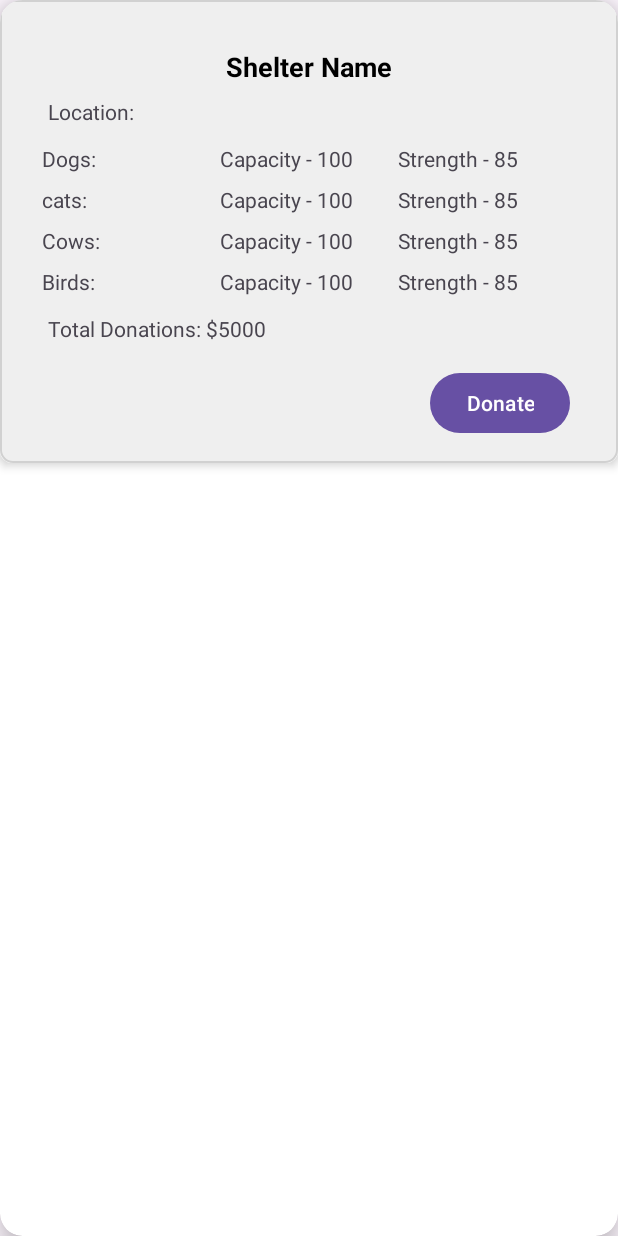
After one commit to CoderAbhi27/WaggingBuddies, an Android app: the layout shelter_card.xml on its own in the app's theme, with its tools: preview values and no code run, on a phone screen of 412 x 824 dp. The commit adds this screen. Run offline under Robolectric (Android 15) with nearby library versions, the phone set to English and light mode, and no system bars.

Commit message:
shelter card

```diff
--- a/app/src/main/java/com/example/waggingbuddies/DataClass/PetsDataClass.kt
+++ b/app/src/main/java/com/example/waggingbuddies/DataClass/PetsDataClass.kt
@@ -1,4 +1,6 @@
 package com.example.waggingbuddies.DataClass
+
+import android.media.Image
 
 data class PetsDataClass (
     val petType: String,
--- /dev/null
+++ b/app/src/main/res/drawable/card_background.xml
@@ -0,0 +1,18 @@
+<?xml version="1.0" encoding="utf-8"?>
+<layer-list xmlns:android="http://schemas.android.com/apk/res/android">
+    <item android:top="4dp">
+        <shape android:shape="rectangle">
+            <solid android:color="#FFFFFF" />
+            <corners android:radius="8dp" />
+        </shape>
+    </item>
+    <item>
+        <shape android:shape="rectangle">
+            <solid android:color="#EFEFEF" />
+            <corners android:radius="8dp" />
+            <stroke
+                android:width="1dp"
+                android:color="#D1D1D1" />
+        </shape>
+    </item>
+</layer-list>
--- a/app/src/main/res/layout/fragment_donate_to_shelters.xml
+++ b/app/src/main/res/layout/fragment_donate_to_shelters.xml
@@ -1,14 +1,22 @@
 <?xml version="1.0" encoding="utf-8"?>
-<FrameLayout xmlns:android="http://schemas.android.com/apk/res/android"
+<androidx.constraintlayout.widget.ConstraintLayout xmlns:android="http://schemas.android.com/apk/res/android"
     xmlns:tools="http://schemas.android.com/tools"
     android:layout_width="match_parent"
     android:layout_height="match_parent"
+    xmlns:app="http://schemas.android.com/apk/res-auto"
     tools:context=".Fragments.DonateToSheltersFragment">
 
-    <!-- TODO: Update blank fragment layout -->
-    <TextView
+
+    <androidx.recyclerview.widget.RecyclerView
+        android:id="@+id/rvPollResults"
         android:layout_width="match_parent"
         android:layout_height="match_parent"
-        android:text="@string/hello_blank_fragment" />
+        tools:listitem="@layout/shelter_card"
 
-</FrameLayout>
+        app:layout_constraintBottom_toBottomOf="parent"
+        app:layout_constraintEnd_toEndOf="parent"
+        app:layout_constraintStart_toStartOf="parent"
+        app:layout_constraintTop_toTopOf="parent" />
+
+
+</androidx.constraintlayout.widget.ConstraintLayout>
--- /dev/null
+++ b/app/src/main/res/layout/shelter_card.xml
@@ -0,0 +1,207 @@
+<?xml version="1.0" encoding="utf-8"?>
+<androidx.cardview.widget.CardView xmlns:android="http://schemas.android.com/apk/res/android"
+    android:layout_width="match_parent"
+    android:layout_height="match_parent"
+    xmlns:tools="http://schemas.android.com/tools"
+    xmlns:app="http://schemas.android.com/apk/res-auto"
+    app:cardElevation="12dp"
+    app:cardCornerRadius="15dp">
+
+    <androidx.constraintlayout.widget.ConstraintLayout
+        android:layout_width="match_parent"
+        android:layout_height="wrap_content"
+        android:background="@drawable/card_background"
+        android:elevation="4dp"
+        android:padding="16dp"
+        tools:context=".ShelterDetailsActivity">
+
+        <!-- Shelter Name -->
+        <TextView
+            android:id="@+id/textShelterName"
+            android:layout_width="0dp"
+            android:layout_height="wrap_content"
+            android:text="Shelter Name"
+            android:textSize="18sp"
+            android:textColor="@color/black"
+            android:textStyle="bold"
+            android:gravity="center"
+            app:layout_constraintTop_toTopOf="parent"
+            app:layout_constraintStart_toStartOf="parent"
+            app:layout_constraintEnd_toEndOf="parent"
+            android:layout_marginTop="16dp"
+            android:layout_marginEnd="16dp"
+            android:layout_marginStart="16dp" />
+
+        <!-- Shelter Location -->
+        <TextView
+            android:id="@+id/textShelterLocation"
+            android:layout_width="0dp"
+            android:layout_height="wrap_content"
+            android:text="Location: "
+            app:layout_constraintTop_toBottomOf="@id/textShelterName"
+            app:layout_constraintStart_toStartOf="parent"
+            app:layout_constraintEnd_toEndOf="parent"
+            android:layout_marginTop="8dp"
+            android:layout_marginEnd="16dp"
+            android:layout_marginStart="16dp" />
+
+        <!-- Dog Details -->
+        <LinearLayout
+            android:id="@+id/DogDetails"
+            android:layout_width="0dp"
+            android:layout_height="wrap_content"
+
+            app:layout_constraintTop_toBottomOf="@id/textShelterLocation"
+            app:layout_constraintStart_toStartOf="parent"
+            app:layout_constraintEnd_toEndOf="parent"
+            android:layout_marginTop="12dp"
+            android:layout_marginEnd="12dp"
+            android:layout_marginStart="12dp"
+            android:orientation="horizontal">
+            <TextView
+                android:layout_width="match_parent"
+                android:layout_height="wrap_content"
+                android:layout_weight="1"
+                android:text="Dogs: "/>
+            <TextView
+                android:layout_width="match_parent"
+                android:layout_height="wrap_content"
+                android:layout_weight="1"
+                android:text="Capacity - 100"/>
+            <TextView
+                android:layout_width="match_parent"
+                android:layout_height="wrap_content"
+                android:layout_weight="1"
+                android:text="Strength - 85"/>
+
+
+        </LinearLayout>
+
+        <!-- Cat Details -->
+        <LinearLayout
+            android:id="@+id/CatDetails"
+            android:layout_width="0dp"
+            android:layout_height="wrap_content"
+            app:layout_constraintTop_toBottomOf="@id/DogDetails"
+            app:layout_constraintStart_toStartOf="parent"
+            app:layout_constraintEnd_toEndOf="parent"
+            android:layout_marginTop="8dp"
+            android:layout_marginEnd="12dp"
+            android:layout_marginStart="12dp"
+            android:orientation="horizontal">
+            <TextView
+                android:layout_width="match_parent"
+                android:layout_height="wrap_content"
+                android:layout_weight="1"
+                android:text="cats: "/>
+            <TextView
+                android:id="@+id/catsCapacity"
+                android:layout_width="match_parent"
+                android:layout_height="wrap_content"
+                android:layout_weight="1"
+                android:text="Capacity - 100"/>
+            <TextView
+                android:id="@+id/catsStrength"
+                android:layout_width="match_parent"
+                android:layout_height="wrap_content"
+                android:layout_weight="1"
+                android:text="Strength - 85"/>
+
+        </LinearLayout>
+
+        <!-- Cow Details -->
+        <LinearLayout
+            android:id="@+id/CowDetails"
+            android:layout_width="0dp"
+            android:layout_height="wrap_content"
+            android:text="Cows: Capacity - 20, Strength - 15"
+            app:layout_constraintTop_toBottomOf="@id/CatDetails"
+            app:layout_constraintStart_toStartOf="parent"
+            app:layout_constraintEnd_toEndOf="parent"
+            android:layout_marginTop="8dp"
+            android:layout_marginEnd="12dp"
+            android:layout_marginStart="12dp"
+            android:orientation="horizontal">
+            <TextView
+                android:layout_width="match_parent"
+                android:layout_height="wrap_content"
+                android:layout_weight="1"
+                android:text="Cows: "/>
+            <TextView
+                android:id="@+id/cowsCapacity"
+                android:layout_width="match_parent"
+                android:layout_height="wrap_content"
+                android:layout_weight="1"
+                android:text="Capacity - 100"/>
+            <TextView
+                android:id="@+id/cowsStrength"
+                android:layout_width="match_parent"
+                android:layout_height="wrap_content"
+                android:layout_weight="1"
+                android:text="Strength - 85"/>
+
+        </LinearLayout>
+
+        <!-- Bird Details -->
+        <LinearLayout
+            android:id="@+id/BirdDetails"
+            android:layout_width="0dp"
+            android:layout_height="wrap_content"
+            android:text="Birds: Capacity - 30, Strength - 25"
+            app:layout_constraintTop_toBottomOf="@id/CowDetails"
+            app:layout_constraintStart_toStartOf="parent"
+            app:layout_constraintEnd_toEndOf="parent"
+            android:layout_marginTop="8dp"
+            android:layout_marginEnd="12dp"
+            android:layout_marginStart="12dp"
+            android:orientation="horizontal">
+            <TextView
+                android:layout_width="match_parent"
+                android:layout_height="wrap_content"
+                android:layout_weight="1"
+                android:text="Birds: "/>
+            <TextView
+                android:id="@+id/birdsCapacity"
+                android:layout_width="match_parent"
+                android:layout_height="wrap_content"
+                android:layout_weight="1"
+                android:text="Capacity - 100"/>
+            <TextView
+                android:id="@+id/birdsStrength"
+                android:layout_width="match_parent"
+                android:layout_height="wrap_content"
+                android:layout_weight="1"
+                android:text="Strength - 85"/>
+
+        </LinearLayout>
+
+        <!-- Total Donations -->
+        <TextView
+            android:id="@+id/textTotalDonations"
+            android:layout_width="0dp"
+            android:layout_height="wrap_content"
+            android:text="Total Donations: $5000"
+            app:layout_constraintTop_toBottomOf="@id/BirdDetails"
+            app:layout_constraintStart_toStartOf="parent"
+            app:layout_constraintEnd_toEndOf="parent"
+            android:layout_marginTop="12dp"
+            android:layout_marginEnd="16dp"
+            android:layout_marginStart="16dp" />
+
+        <!-- Donate Button -->
+        <Button
+            android:id="@+id/btnDonate"
+            android:layout_width="wrap_content"
+            android:layout_height="wrap_content"
+            android:layout_marginTop="16dp"
+            android:layout_marginEnd="16dp"
+            android:text="Donate"
+            android:textColor="#FFFFFF"
+            app:layout_constraintEnd_toEndOf="parent"
+            app:layout_constraintTop_toBottomOf="@id/textTotalDonations" />
+
+    </androidx.constraintlayout.widget.ConstraintLayout>
+
+
+
+</androidx.cardview.widget.CardView>
```
